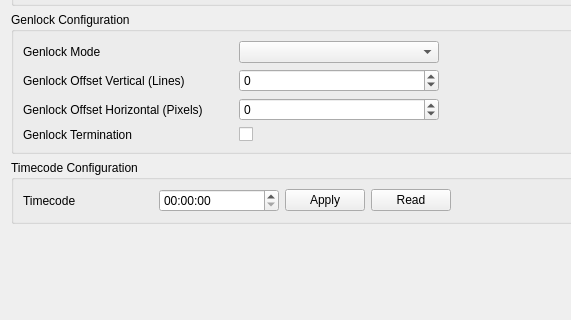
This is dct_widgets/inoutbox/inoutbox.ui in KAYA-Instruments/SDI-Control-Point as Qt 5 draws it before an edit; both pictures show x 0 to 571 and y 608 to 928 of the 700 by 928 pixel window. The edited form follows.
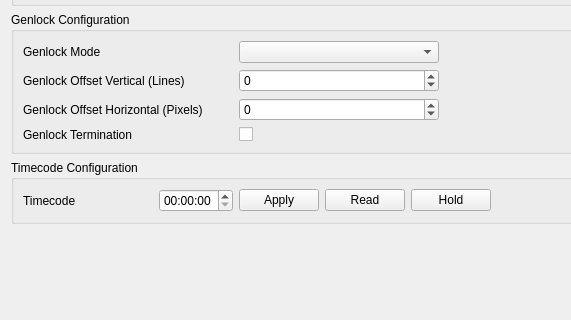
This is the edited form.

Commit message:
Added Timecode Hold button and timecode_hold command
- The inout box now has a timecode hold button which triggers the
  new timecode_hold command

```diff
--- a/dct_widgets/inoutbox/inoutbox.ui
+++ b/dct_widgets/inoutbox/inoutbox.ui
@@ -921,9 +921,15 @@
       </item>
       <item>
        <widget class="QTimeEdit" name="tmeTimecode">
+        <property name="sizePolicy">
+         <sizepolicy hsizetype="Expanding" vsizetype="Fixed">
+          <horstretch>0</horstretch>
+          <verstretch>0</verstretch>
+         </sizepolicy>
+        </property>
         <property name="minimumSize">
          <size>
-          <width>120</width>
+          <width>0</width>
           <height>0</height>
          </size>
         </property>
@@ -985,6 +991,29 @@
         </property>
        </widget>
       </item>
+      <item>
+       <widget class="QPushButton" name="btnHoldTimecode">
+        <property name="minimumSize">
+         <size>
+          <width>80</width>
+          <height>0</height>
+         </size>
+        </property>
+        <property name="focusPolicy">
+         <enum>Qt::NoFocus</enum>
+        </property>
+        <property name="toolTip">
+         <string>Hold timecode. As long as this button is checked, the SDI timecode will not changed. Can be used to trigger a flash recorder.
+Note: This will only hold the timecode in the SDI output, the timecode on the device will keep running in the background.</string>
+        </property>
+        <property name="text">
+         <string>Hold</string>
+        </property>
+        <property name="checkable">
+         <bool>true</bool>
+        </property>
+       </widget>
+      </item>
       <item>
        <spacer name="horizontalSpacer_3">
         <property name="orientation">
```
Left out of the diff: 6 changed lines with no effect on the pictures. The commit also changes 8 other files.
